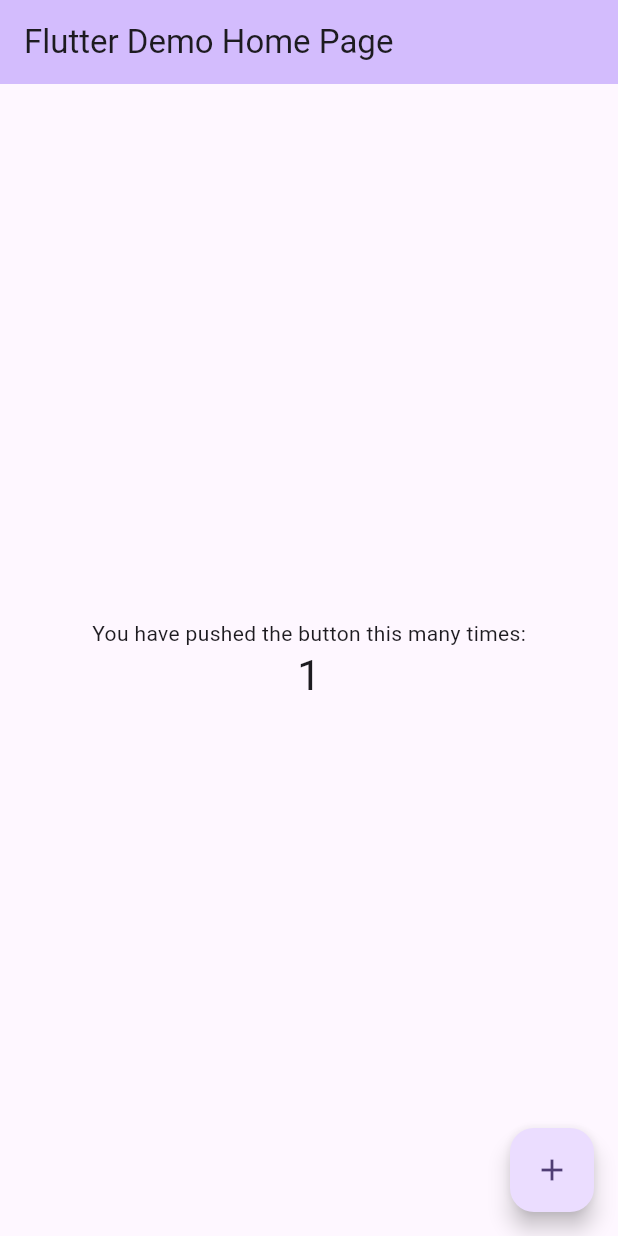
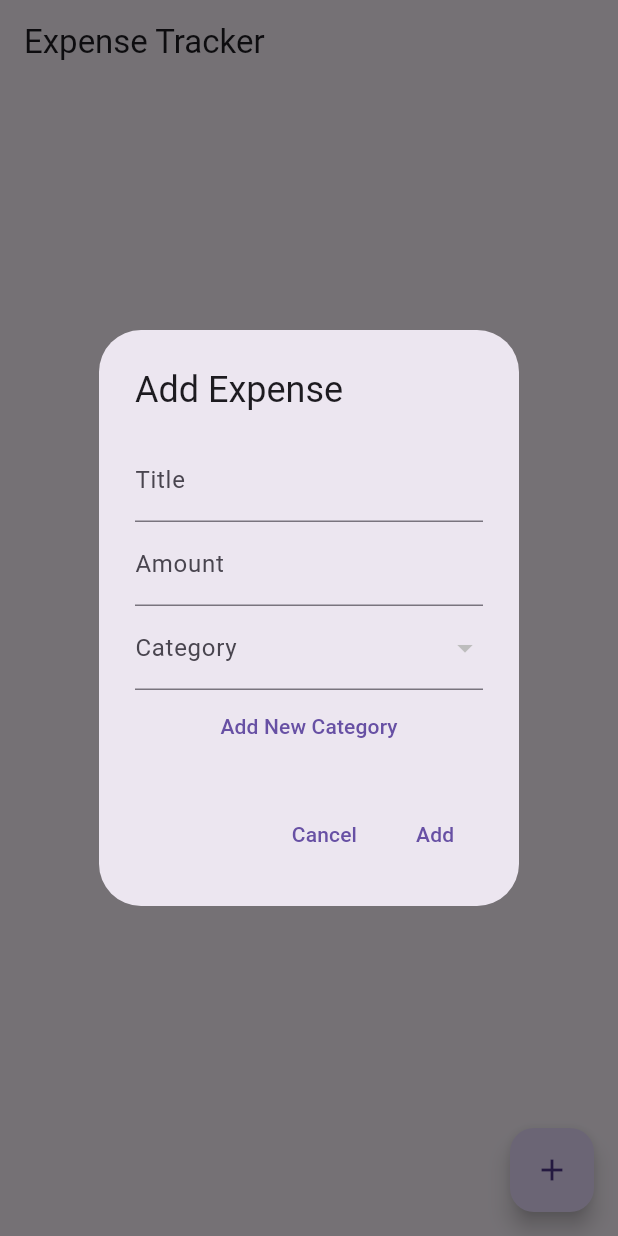
Before and after one commit to didierganthier/expense_tracker_rec_arch_flutter, a Flutter app: the screen it shows after launch, after a tap on the "add" icon, on a phone screen of 412 x 824 dp. Run offline on Flutter 3.47's test engine with Material 3 defaults, Android fonts, the phone set to English and light mode, and no system bars; our stand-ins replace fl_chart, freezed_annotation, go_router, sqflite; accounts and stored records are empty.

Commit message:
add fl_chart dependency, implement analytics screen and viewmodels for category and expense management

```diff
--- a/lib/main.dart
+++ b/lib/main.dart
@@ -1,125 +1,38 @@
+import 'package:expense_tracker_rec_arch_flutter/repositories/category_repository.dart';
+import 'package:expense_tracker_rec_arch_flutter/viewmodels/category_viewmodel.dart';
+import 'package:expense_tracker_rec_arch_flutter/viewmodels/expense_viewmodel.dart';
 import 'package:flutter/material.dart';
+import 'package:provider/provider.dart';
+import 'routes.dart';
+import 'repositories/expense_repository.dart';
 
 void main() {
-  runApp(const MyApp());
+  runApp(
+    MultiProvider(
+      providers: [
+        Provider(create: (_) => ExpenseRepository()),
+        ChangeNotifierProvider(
+          create: (context) => ExpenseViewmodel(
+            context.read<ExpenseRepository>(),
+          ),
+        ),
+        Provider(create: (_) => CategoryRepository()),
+        ChangeNotifierProvider(
+          create: (context) => CategoryViewmodel(
+            context.read<CategoryRepository>(),
+          ),
+        ),
+      ],
+      child: MyApp(),
+    ),
+  );
 }
 
 class MyApp extends StatelessWidget {
-  const MyApp({super.key});
-
-  // This widget is the root of your application.
   @override
   Widget build(BuildContext context) {
-    return MaterialApp(
-      title: 'Flutter Demo',
-      theme: ThemeData(
-        // This is the theme of your application.
-        //
-        // TRY THIS: Try running your application with "flutter run". You'll see
-        // the application has a purple toolbar. Then, without quitting the app,
-        // try changing the seedColor in the colorScheme below to Colors.green
-        // and then invoke "hot reload" (save your changes or press the "hot
-        // reload" button in a Flutter-supported IDE, or press "r" if you used
-        // the command line to start the app).
-        //
-        // Notice that the counter didn't reset back to zero; the application
-        // state is not lost during the reload. To reset the state, use hot
-        // restart instead.
-        //
-        // This works for code too, not just values: Most code changes can be
-        // tested with just a hot reload.
-        colorScheme: ColorScheme.fromSeed(seedColor: Colors.deepPurple),
-        useMaterial3: true,
-      ),
-      home: const MyHomePage(title: 'Flutter Demo Home Page'),
+    return MaterialApp.router(
+      routerConfig: router,
     );
   }
 }
-
-class MyHomePage extends StatefulWidget {
-  const MyHomePage({super.key, required this.title});
-
-  // This widget is the home page of your application. It is stateful, meaning
-  // that it has a State object (defined below) that contains fields that affect
-  // how it looks.
-
-  // This class is the configuration for the state. It holds the values (in this
-  // case the title) provided by the parent (in this case the App widget) and
-  // used by the build method of the State. Fields in a Widget subclass are
-  // always marked "final".
-
-  final String title;
-
-  @override
-  State<MyHomePage> createState() => _MyHomePageState();
-}
-
-class _MyHomePageState extends State<MyHomePage> {
-  int _counter = 0;
-
-  void _incrementCounter() {
-    setState(() {
-      // This call to setState tells the Flutter framework that something has
-      // changed in this State, which causes it to rerun the build method below
-      // so that the display can reflect the updated values. If we changed
-      // _counter without calling setState(), then the build method would not be
-      // called again, and so nothing would appear to happen.
-      _counter++;
-    });
-  }
-
-  @override
-  Widget build(BuildContext context) {
-    // This method is rerun every time setState is called, for instance as done
-    // by the _incrementCounter method above.
-    //
-    // The Flutter framework has been optimized to make rerunning build methods
-    // fast, so that you can just rebuild anything that needs updating rather
-    // than having to individually change instances of widgets.
-    return Scaffold(
-      appBar: AppBar(
-        // TRY THIS: Try changing the color here to a specific color (to
-        // Colors.amber, perhaps?) and trigger a hot reload to see the AppBar
-        // change color while the other colors stay the same.
-        backgroundColor: Theme.of(context).colorScheme.inversePrimary,
-        // Here we take the value from the MyHomePage object that was created by
-        // the App.build method, and use it to set our appbar title.
-        title: Text(widget.title),
-      ),
-      body: Center(
-        // Center is a layout widget. It takes a single child and positions it
-        // in the middle of the parent.
-        child: Column(
-          // Column is also a layout widget. It takes a list of children and
-          // arranges them vertically. By default, it sizes itself to fit its
-          // children horizontally, and tries to be as tall as its parent.
-          //
-          // Column has various properties to control how it sizes itself and
-          // how it positions its children. Here we use mainAxisAlignment to
-          // center the children vertically; the main axis here is the vertical
-          // axis because Columns are vertical (the cross axis would be
-          // horizontal).
-          //
-          // TRY THIS: Invoke "debug painting" (choose the "Toggle Debug Paint"
-          // action in the IDE, or press "p" in the console), to see the
-          // wireframe for each widget.
-          mainAxisAlignment: MainAxisAlignment.center,
-          children: <Widget>[
-            const Text(
-              'You have pushed the button this many times:',
-            ),
-            Text(
-              '$_counter',
-              style: Theme.of(context).textTheme.headlineMedium,
-            ),
-          ],
-        ),
-      ),
-      floatingActionButton: FloatingActionButton(
-        onPressed: _incrementCounter,
-        tooltip: 'Increment',
-        child: const Icon(Icons.add),
-      ), // This trailing comma makes auto-formatting nicer for build methods.
-    );
-  }
-}
--- a/lib/routes.dart
+++ b/lib/routes.dart
@@ -0,0 +1,12 @@
+import 'package:flutter/material.dart';
+import 'package:go_router/go_router.dart';
+import 'screens/expense_list_screen.dart';
+
+final GoRouter router = GoRouter(
+  routes: [
+    GoRoute(
+      path: '/',
+      builder: (context, state) => ExpenseListScreen(),
+    ),
+  ],
+);
--- a/lib/screens/analytics_screen.dart
+++ b/lib/screens/analytics_screen.dart
@@ -0,0 +1,41 @@
+import 'package:expense_tracker_rec_arch_flutter/viewmodels/category_viewmodel.dart';
+import 'package:expense_tracker_rec_arch_flutter/viewmodels/expense_viewmodel.dart';
+import 'package:fl_chart/fl_chart.dart';
+import 'package:flutter/material.dart';
+import 'package:provider/provider.dart';
+
+class AnalyticsScreen extends StatelessWidget {
+  const AnalyticsScreen({super.key});
+
+  @override
+  Widget build(BuildContext context) {
+    final expenseViewModel = Provider.of<ExpenseViewmodel>(context);
+    final categoryViewModel = Provider.of<CategoryViewmodel>(context);
+
+    // get total expenses for each category
+    final categoryTotals = {
+      for (var category in categoryViewModel.categories)
+        category.name: expenseViewModel.expenses
+            .where((e) => e.category.name == category.name)
+            .fold(0.0, (prev, e) => prev + e.amount)
+    };
+
+    return Scaffold(
+      appBar: AppBar(title: Text("Expense Analytics")),
+      body: Center(
+        child: PieChart(
+          PieChartData(
+            sections: categoryTotals.entries.map((entry) {
+              return PieChartSectionData(
+                value: entry.value,
+                title: entry.key,
+                color: Colors
+                    .primaries[categoryTotals.keys.toList().indexOf(entry.key)],
+              );
+            }).toList(),
+          ),
+        ),
+      ),
+    );
+  }
+}
--- a/lib/screens/expense_list_screen.dart
+++ b/lib/screens/expense_list_screen.dart
@@ -0,0 +1,134 @@
+import 'package:expense_tracker_rec_arch_flutter/models/category_model.dart';
+import 'package:expense_tracker_rec_arch_flutter/viewmodels/category_viewmodel.dart';
+import 'package:expense_tracker_rec_arch_flutter/viewmodels/expense_viewmodel.dart';
+import 'package:flutter/material.dart';
+import 'package:provider/provider.dart';
+
+class ExpenseListScreen extends StatelessWidget {
+  @override
+  Widget build(BuildContext context) {
+    final expenseViewModel = Provider.of<ExpenseViewmodel>(context);
+    final categoryViewModel = Provider.of<CategoryViewmodel>(context);
+
+    return Scaffold(
+      appBar: AppBar(title: Text("Expense Tracker")),
+      body: ListView.builder(
+        itemCount: expenseViewModel.expenses.length,
+        itemBuilder: (context, index) {
+          final expense = expenseViewModel.expenses[index];
+          return ListTile(
+            title: Text(expense.title),
+            subtitle: Text("\$${expense.amount.toStringAsFixed(2)}"),
+            trailing: IconButton(
+              icon: Icon(Icons.delete),
+              onPressed: () => expenseViewModel.deleteExpense(expense.id),
+            ),
+          );
+        },
+      ),
+      floatingActionButton: FloatingActionButton(
+        onPressed: () {
+          _showAddExpenseDialog(context, expenseViewModel, categoryViewModel);
+        },
+        child: Icon(Icons.add),
+      ),
+    );
+  }
+
+  void _showAddExpenseDialog(BuildContext context,
+      ExpenseViewmodel expenseViewModel, CategoryViewmodel categoryViewModel) {
+    final titleController = TextEditingController();
+    final amountController = TextEditingController();
+    String selectedCategory = '';
+
+    showDialog(
+      context: context,
+      builder: (context) {
+        return AlertDialog(
+          title: Text("Add Expense"),
+          content: Column(
+            mainAxisSize: MainAxisSize.min,
+            children: [
+              TextField(
+                controller: titleController,
+                decoration: InputDecoration(labelText: "Title"),
+              ),
+              TextField(
+                controller: amountController,
+                decoration: InputDecoration(labelText: "Amount"),
+                keyboardType: TextInputType.number,
+              ),
+              DropdownButtonFormField<CategoryModel>(
+                value: selectedCategory.isEmpty
+                    ? null
+                    : categoryViewModel.categories.firstWhere(
+                        (category) => category.name == selectedCategory),
+                items: categoryViewModel.categories.map((category) {
+                  return DropdownMenuItem<CategoryModel>(
+                    value: category,
+                    child: Text(category.name),
+                  );
+                }).toList(),
+                onChanged: (value) {
+                  selectedCategory = value?.name ?? '';
+                },
+                decoration: InputDecoration(labelText: "Category"),
+              ),
+              TextButton(
+                onPressed: () {
+                  // Add new category logic
+                  showDialog(
+                    context: context,
+                    builder: (context) {
+                      final newCategoryController = TextEditingController();
+                      return AlertDialog(
+                        title: Text("Add Category"),
+                        content: TextField(
+                          controller: newCategoryController,
+                          decoration:
+                              InputDecoration(labelText: "New Category"),
+                        ),
+                        actions: [
+                          TextButton(
+                            onPressed: () {
+                              categoryViewModel
+                                  .addCategory(newCategoryController.text);
+                              Navigator.of(context).pop();
+                            },
+                            child: Text("Add"),
+                          ),
+                        ],
+                      );
+                    },
+                  );
+                },
+                child: Text("Add New Category"),
+              ),
+            ],
+          ),
+          actions: [
+            TextButton(
+              onPressed: () {
+                Navigator.of(context).pop();
+              },
+              child: Text("Cancel"),
+            ),
+            TextButton(
+              onPressed: () {
+                final title = titleController.text;
+                final amount = double.tryParse(amountController.text) ?? 0.0;
+                if (title.isNotEmpty &&
+                    amount > 0 &&
+                    selectedCategory != null) {
+                  expenseViewModel.addExpense(title, amount, selectedCategory);
+                  Navigator.of(context).pop();
+                }
+              },
+              child: Text("Add"),
+            ),
+          ],
+        );
+      },
+    );
+  }
+}
--- a/lib/viewmodels/category_viewmodel.dart
+++ b/lib/viewmodels/category_viewmodel.dart
@@ -0,0 +1,36 @@
+import 'package:expense_tracker_rec_arch_flutter/models/category_model.dart';
+import 'package:expense_tracker_rec_arch_flutter/repositories/category_repository.dart';
+import 'package:flutter/material.dart';
+
+class CategoryViewmodel extends ChangeNotifier {
+  final CategoryRepository _categoryRepository;
+
+  CategoryViewmodel(this._categoryRepository) {
+    fetchCategories();
+  }
+
+  final List<CategoryModel> _categories = [];
+  List<CategoryModel> get categories => _categories;
+
+  Future<void> fetchCategories() async {
+    await _categoryRepository.getCategories();
+    notifyListeners();
+  }
+
+  Future<void> addCategory(String title) async {
+    final newCategory = CategoryModel(
+        id: DateTime.now().millisecondsSinceEpoch.toString(), name: title);
+    await _categoryRepository.insertCategory(newCategory);
+    fetchCategories();
+  }
+
+  Future<void> updateCategory(CategoryModel category) async {
+    await _categoryRepository.updateCategory(category);
+    fetchCategories();
+  }
+
+  Future<void> deleteCategory(String id) async {
+    await _categoryRepository.deleteCategory(id);
+    fetchCategories();
+  }
+}
--- a/lib/viewmodels/expense_viewmodel.dart
+++ b/lib/viewmodels/expense_viewmodel.dart
@@ -0,0 +1,48 @@
+import 'package:expense_tracker_rec_arch_flutter/models/expense_model.dart';
+import 'package:expense_tracker_rec_arch_flutter/repositories/expense_repository.dart';
+import 'package:flutter/material.dart';
+
+class ExpenseViewmodel extends ChangeNotifier {
+  final ExpenseRepository _expenseRepository;
+
+  List<ExpenseModel> _expenses = [];
+
+  List<ExpenseModel> get expenses => _expenses;
+
+  ExpenseViewmodel(this._expenseRepository) {
+    fetchExpenses();
+  }
+
+  Future<void> fetchExpenses() async {
+    _expenses = await _expenseRepository.getExpenses();
+    notifyListeners();
+  }
+
+  Future<void> addExpense(String title, double amount, category) async {
+    final newExpense = ExpenseModel(
+      id: DateTime.now().millisecondsSinceEpoch,
+      title: title,
+      amount: amount,
+      date: DateTime.now(),
+      category: category,
+    );
+    await _expenseRepository.insertExpense(newExpense);
+    fetchExpenses();
+  }
+
+  Future<void> updateExpense(ExpenseModel expense) async {
+    await _expenseRepository.updateExpense(expense);
+    fetchExpenses();
+  }
+
+  Future<void> deleteExpense(int id) async {
+    await _expenseRepository.deleteExpense(id);
+    fetchExpenses();
+  }
+
+  double getTotalExpensesForMonth(int month, int year) {
+    return expenses
+        .where((e) => e.date.month == month && e.date.year == year)
+        .fold(0, (prev, e) => prev + e.amount);
+  }
+}
--- a/pubspec.yaml
+++ b/pubspec.yaml
@@ -42,6 +42,7 @@ dependencies:
   path_provider: ^2.0.15 # File storage path
   flutter_lints: ^3.0.0 # Best practices
   build_runner: ^2.1.7 # Code generation
+  fl_chart: ^0.70.2
 
 dev_dependencies:
   flutter_test:
```
Also changed, not shown: lib/repositories/category_repository.dart (+6 -1 lines), lib/repositories/expense_repository.dart (+6 -8 lines), pubspec.lock, 3 other files.
